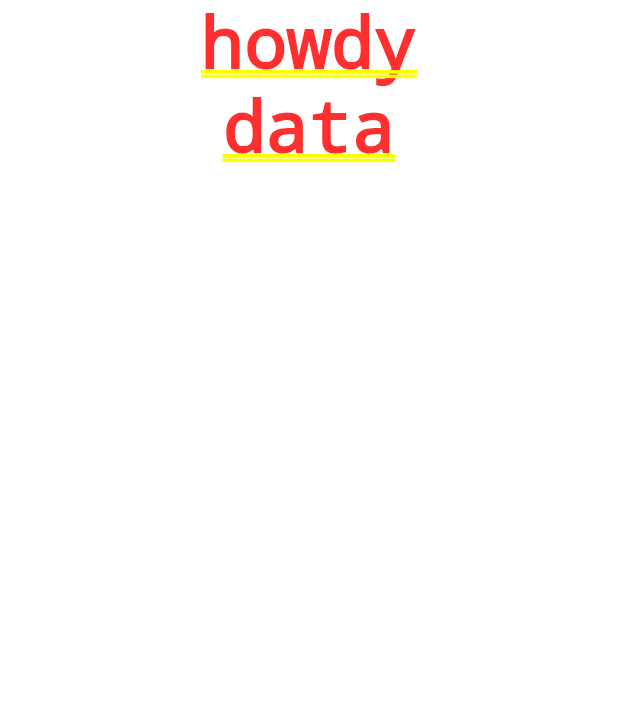
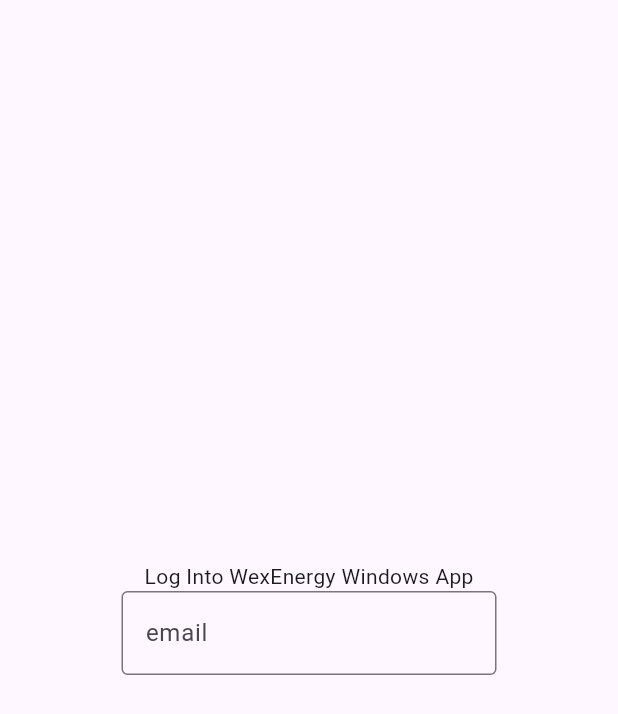
Before and after one commit to gjf7128/wexenergy_app, a Flutter app: the screen it shows after launch, on a phone screen of 412 x 824 dp. Shown: the top 714 px of the screen. Run offline on Flutter 3.47's test engine with Material 3 defaults, Android fonts, the phone set to English and light mode, and no system bars; our stand-ins replace go_router.

Commit message:
Re-positioned TextField, fixed material app bug

```diff
--- a/lib/Pages/login_page.dart
+++ b/lib/Pages/login_page.dart
@@ -3,15 +3,55 @@ import 'package:flutter/material.dart';
 class LoginPage extends StatelessWidget {
   const LoginPage({super.key});
 
+  static const String welcomeString = 'Log Into WexEnergy Windows App';
+
   @override
   Widget build(BuildContext context) {
-    return const Column(
-      children: [
-        Center(
-          child: Text("howdy"),
+    return const Scaffold(
+      body: Center(
+        child: SizedBox(
+          width: 250,
+          child: Column(
+            mainAxisAlignment: MainAxisAlignment.center,
+            crossAxisAlignment: CrossAxisAlignment.center,
+            children: [
+              Text(welcomeString),
+              TextField(
+                decoration: InputDecoration(
+                  border: OutlineInputBorder(),
+                  labelText: 'email',
+                ),
+              ),
+            ],
+          ),
         ),
-        Text("data")
-      ],
+      ),
+    );
+  }
+
+  /// Builds a magic link TextField
+  Widget magicLinkTextField() {
+    return const SizedBox(
+      width: 250,
+      child: TextField(
+        decoration: InputDecoration(
+          border: OutlineInputBorder(),
+          labelText: 'emailed code',
+        ),
+      ),
+    );
+  }
+
+  /// Builds a password TextField
+  Widget passwordTextField() {
+    return const SizedBox(
+      width: 250,
+      child: TextField(
+        decoration: InputDecoration(
+          border: OutlineInputBorder(),
+          labelText: 'Password',
+        ),
+      ),
     );
   }
 }
```
